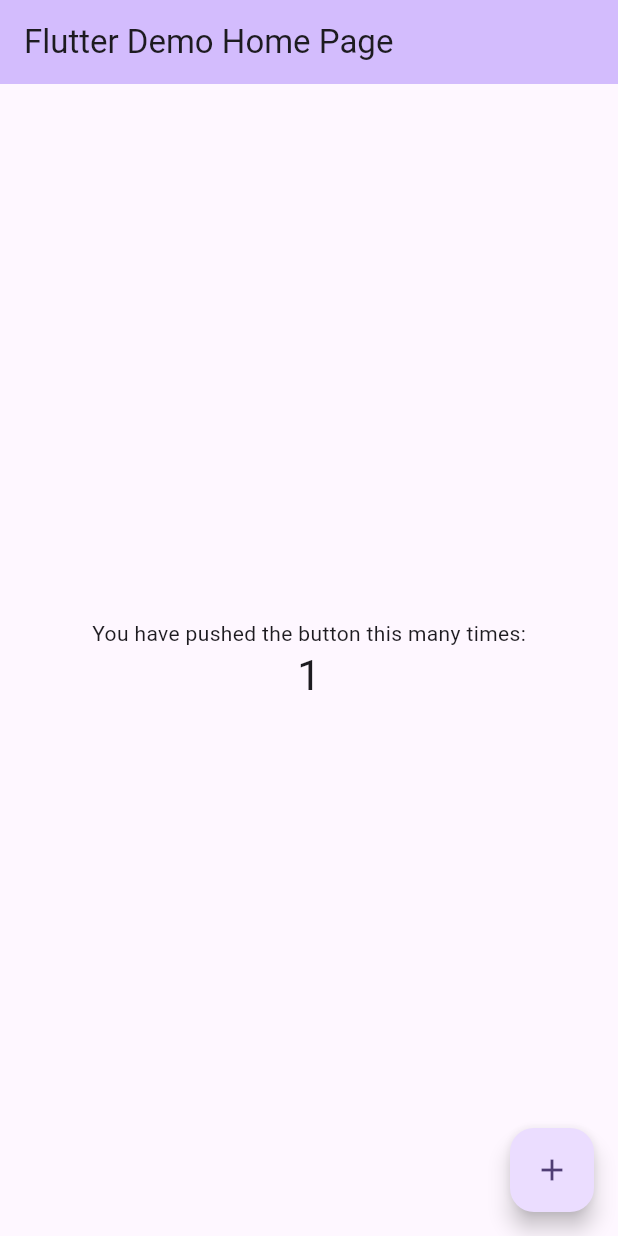
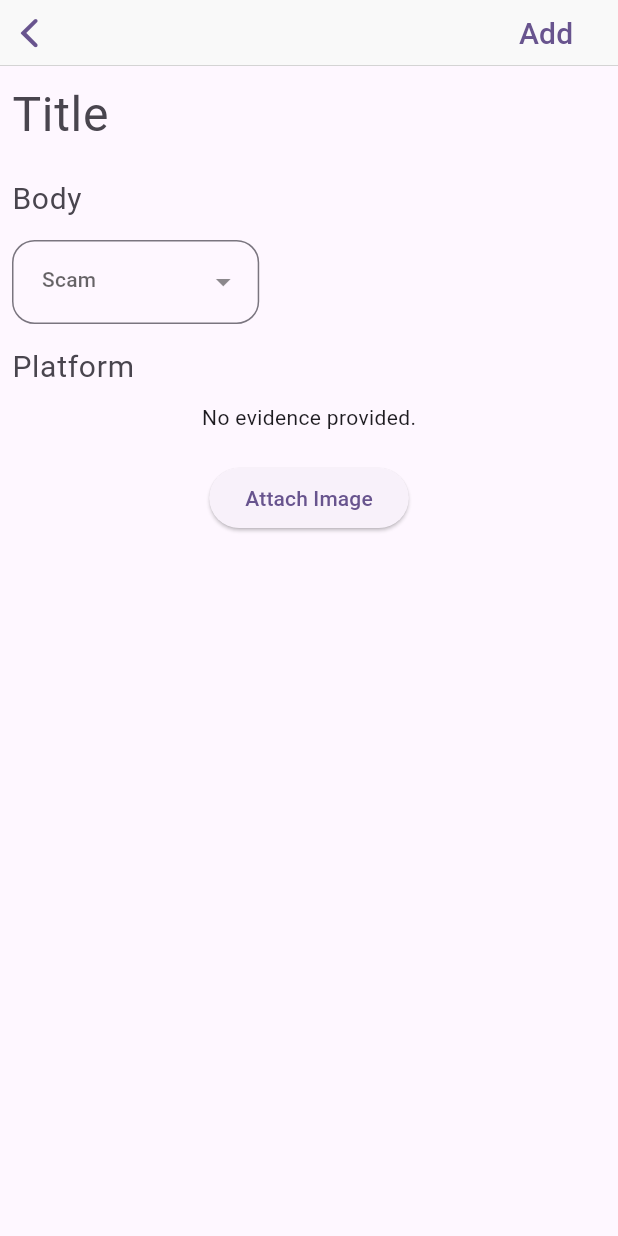
Before and after one commit to GERARDJM018/hackathonProject, a Flutter app: the screen it shows after launch, after a tap on the "add" icon, on a phone screen of 412 x 824 dp. Run offline on Flutter 3.47's test engine with Material 3 defaults, Android fonts, the phone set to English and light mode, and no system bars; our stand-ins replace dropdown_button2, image_picker.

Commit message:
Add add page

```diff
--- a/lib/main.dart
+++ b/lib/main.dart
@@ -1,4 +1,6 @@
+import 'package:flutter/cupertino.dart';
 import 'package:flutter/material.dart';
+import 'package:hackathon2024/pages/add_pages.dart';
 
 void main() {
   runApp(const MyApp());
@@ -116,7 +118,10 @@
         ),
       ),
       floatingActionButton: FloatingActionButton(
-        onPressed: _incrementCounter,
+        onPressed: () {
+          Navigator.push(context,
+          CupertinoPageRoute(builder: (context) => AddPages()));
+        },
         tooltip: 'Increment',
         child: const Icon(Icons.add),
       ), // This trailing comma makes auto-formatting nicer for build methods.
--- /dev/null
+++ b/lib/pages/add_pages.dart
@@ -0,0 +1,160 @@
+import 'dart:io';
+
+import 'package:dropdown_button2/dropdown_button2.dart';
+import 'package:flutter/cupertino.dart';
+import 'package:flutter/material.dart';
+import 'package:flutter/widgets.dart';
+import 'package:image_picker/image_picker.dart';
+
+class AddPages extends StatefulWidget {
+  AddPages({super.key});
+  @override
+  _AddPagesState createState() => _AddPagesState();
+}
+
+class _AddPagesState extends State<AddPages> {
+
+  final TextEditingController _controllerTitle = TextEditingController();
+  final TextEditingController _controllerBody = TextEditingController();
+  final TextEditingController _controllerPlatform = TextEditingController();
+
+  final List<String> categoryItems = ['SMS Phising', 'Email Phising', 'Credit Card Scams', 'Payment Fraud', 'Prize Draw Scams', 'Others'];
+
+  String selectedValue = "Others";
+  File? _image;
+
+  Future<void> _pickImage() async {
+    final picker = ImagePicker();
+    final pickedFile = await picker.pickImage(source: ImageSource.gallery);
+
+    if (pickedFile != null) {
+      setState(() {
+        _image = File(pickedFile.path);
+      });
+    }
+  }
+
+
+
+
+  @override
+  Widget build(BuildContext context) {
+    return Scaffold(
+      appBar: CupertinoNavigationBar(trailing: TextButton(child: Text("Add", style: TextStyle(fontSize: 20),), onPressed: (){},),),
+      body: SingleChildScrollView(
+        child: Column(
+          crossAxisAlignment: CrossAxisAlignment.start,
+          children: [
+            Padding(
+              padding: const EdgeInsets.symmetric(horizontal: 8.0, vertical: 0),
+              child: TextFormField(
+                controller: _controllerTitle,
+                style: TextStyle(fontSize: 32),
+                decoration: InputDecoration(
+                  hintStyle: TextStyle(fontSize: 32),
+                  hintText: "Title",
+                  border: InputBorder.none), expands: false, maxLines: null, minLines: 1,),
+            ),
+            Padding(
+              padding: const EdgeInsets.symmetric(horizontal: 8.0, vertical: 0),
+              child: TextFormField(
+                controller: _controllerBody,
+                style: TextStyle(fontSize: 20),
+                decoration: InputDecoration(
+                  labelStyle: TextStyle(fontSize: 20),
+                  hintStyle: TextStyle(fontSize: 20),
+                  hintText: "Body",
+                  border: InputBorder.none), expands: false, maxLines: null, minLines: 1,),
+            ),
+            Padding(
+              padding: const EdgeInsets.symmetric(horizontal: 8.0, vertical: 4),
+              child: Container(
+                width: MediaQuery.of(context).size.width * 0.4,
+                child: DropdownButtonFormField2<String>(
+                  isExpanded: true,
+                  decoration: InputDecoration(
+                    // Add Horizontal padding using menuItemStyleData.padding so it matches
+                    // the menu padding when button's width is not specified.
+                    contentPadding: const EdgeInsets.symmetric(vertical: 16),
+                    border: OutlineInputBorder(
+                      borderRadius: BorderRadius.circular(15),
+                    ),
+                    // Add more decoration..
+                  ),
+                  hint: const Text(
+                    'Scam Category',
+                    style: TextStyle(fontSize: 14),
+                  ),
+                  items: categoryItems
+                      .map((item) => DropdownMenuItem<String>(
+                            value: item,
+                            child: Text(
+                              item,
+                              style: const TextStyle(
+                                fontSize: 14,
+                              ),
+                            ),
+                          ))
+                      .toList(),
+                  validator: (value) {
+                    if (value == null) {
+                      return 'Please select category.';
+                    }
+                    return null;
+                  },
+                  onChanged: (value) {
+                    //Do something when selected item is changed.
+                  },
+                  onSaved: (value) {
+                    selectedValue = value.toString();
+                  },
+                  buttonStyleData: const ButtonStyleData(
+                    padding: EdgeInsets.only(right: 8),
+                  ),
+                  iconStyleData: const IconStyleData(
+                    icon: Icon(
+                      Icons.arrow_drop_down,
+                      color: Colors.black45,
+                    ),
+                    iconSize: 24,
+                  ),
+                  dropdownStyleData: DropdownStyleData(
+                    decoration: BoxDecoration(
+                      borderRadius: BorderRadius.circular(15),
+                    ),
+                  ),
+                  menuItemStyleData: const MenuItemStyleData(
+                    padding: EdgeInsets.symmetric(horizontal: 16),
+                  ),
+                ),
+              ),
+            ),
+            Padding(
+              padding: const EdgeInsets.symmetric(horizontal: 8.0, vertical: 0),
+              child: TextFormField(
+                controller: _controllerPlatform,
+                style: TextStyle(fontSize: 20),
+                decoration: InputDecoration(
+                  labelStyle: TextStyle(fontSize: 20),
+                  hintStyle: TextStyle(fontSize: 20),
+                  hintText: "Platform",
+                  border: InputBorder.none), expands: false, maxLines: null, minLines: 1,),
+            ),
+            _image == null
+              ? Center(child: Text('No evidence provided.'))
+              : Center(child: Container(
+                width: MediaQuery.of(context).size.width * 0.8,
+                height: MediaQuery.of(context).size.height *0.3,
+                child: Image.file(_image!))),
+            SizedBox(height: 20),
+            Center(
+              child: ElevatedButton(
+                onPressed: _pickImage,
+                child: Text('Attach Image'),
+              ),
+            )
+          ],),
+      ),
+    );
+  }
+}
--- a/pubspec.yaml
+++ b/pubspec.yaml
@@ -30,7 +30,8 @@ environment:
 dependencies:
   flutter:
     sdk: flutter
-
+  dropdown_button2: ^2.3.9
+  image_picker: ^1.1.2
 
   # The following adds the Cupertino Icons font to your application.
   # Use with the CupertinoIcons class for iOS style icons.
```
Also changed, not shown: pubspec.lock, 7 other files.
